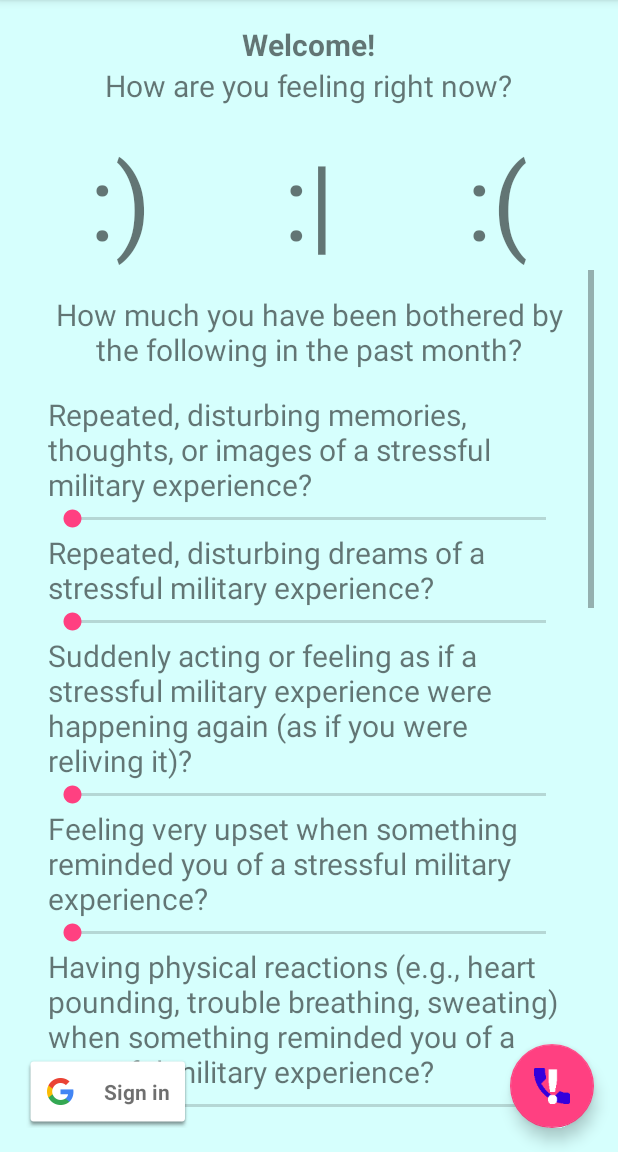
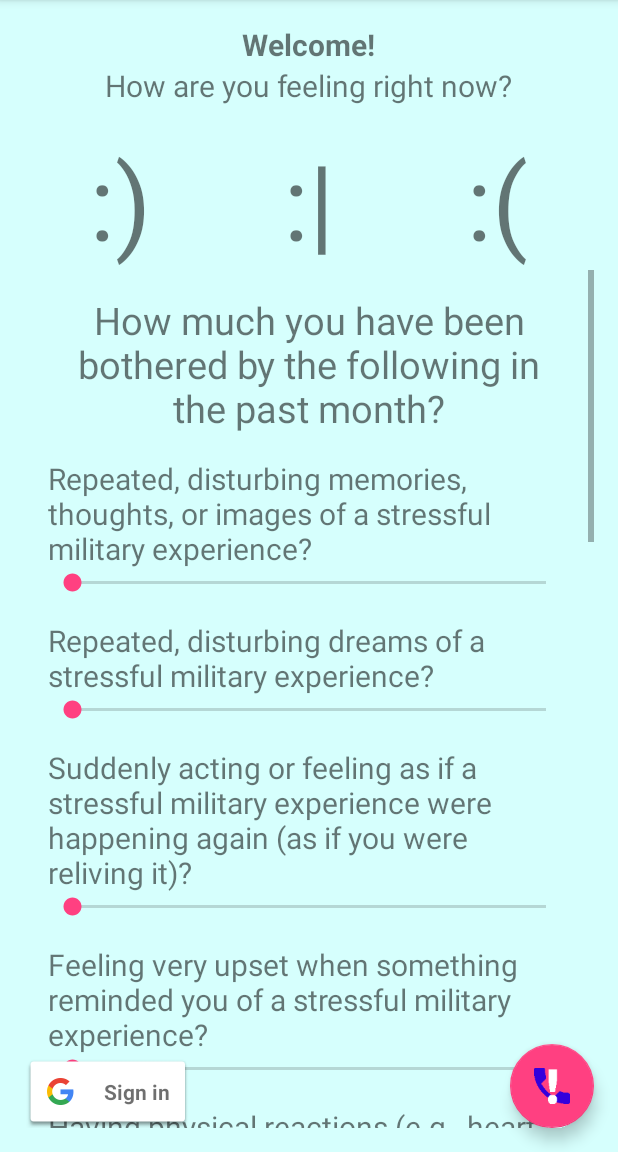
Before and after one commit to TylerCarberry/PTSD-Aid, an Android app: the fragment StressTestFragment placed in its activity, on a phone screen of 412 x 824 dp, the part 84-1236 px from its top. Run offline under Robolectric (Android 15) with nearby library versions, the phone set to English and light mode, and no system bars; our stand-ins replace Volley; network calls fail.

Commit message:
Adjusted layout for PTSD test
The initial prompt is in a larger text size and there is a gap between
each of the questions. The submit button now says submit.

In the drawer Stress Test has been renamed to PTSD Test.

```diff
--- a/app/src/main/java/com/tytanapps/ptsd/StressTestFragment.java
+++ b/app/src/main/java/com/tytanapps/ptsd/StressTestFragment.java
@@ -101,6 +101,8 @@ public class StressTestFragment extends Fragment {
         }
 
         Button submitButton = new Button(getActivity());
+        submitButton.setText("Submit");
+        submitButton.setLayoutParams(new ViewGroup.LayoutParams(ViewGroup.LayoutParams.WRAP_CONTENT, ViewGroup.LayoutParams.WRAP_CONTENT));
         submitButton.setOnClickListener(new View.OnClickListener() {
             @Override
             public void onClick(View v) {
--- a/app/src/main/res/layout/fragment_stress_test.xml
+++ b/app/src/main/res/layout/fragment_stress_test.xml
@@ -13,7 +13,10 @@
         <FrameLayout
             android:layout_width="match_parent"
             android:layout_height="wrap_content"
-            android:padding="@dimen/activity_vertical_margin">
+            android:paddingTop="@dimen/activity_vertical_margin"
+            android:paddingLeft="@dimen/activity_horizontal_margin"
+            android:paddingRight="@dimen/activity_horizontal_margin"
+            android:paddingBottom="50dp">
 
             <LinearLayout
                 android:id="@+id/questions_linearlayout"
@@ -28,7 +31,7 @@
                     android:layout_marginBottom="@dimen/activity_vertical_margin"
                     android:gravity="center_horizontal"
                     android:text="@string/stress_prompt"
-                    android:textSize="20sp"/>
+                    android:textSize="25sp" />
 
 
             </LinearLayout>
--- a/app/src/main/res/layout/question_box.xml
+++ b/app/src/main/res/layout/question_box.xml
@@ -3,7 +3,8 @@
     xmlns:android="http://schemas.android.com/apk/res/android"
     android:orientation="vertical"
     android:layout_width="match_parent"
-    android:layout_height="match_parent">
+    android:layout_height="match_parent"
+    android:paddingBottom="@dimen/activity_vertical_margin">
 
     <TextView
         android:id="@+id/stress_question_textview"
--- a/app/src/main/res/values/strings.xml
+++ b/app/src/main/res/values/strings.xml
@@ -11,7 +11,7 @@
     <string name="nav_website">Website</string>
     <string name="Resources">Resources</string>
     <string name="nav_manage">Manage</string>
-    <string name="nav_test">Stress Test</string>
+    <string name="nav_test">PTSD Test</string>
 
     <string name="phone_veterans_crisis_line">1-800-273-8255</string>
     <string name="phone_suicide_lifeline">1-800-273-8255</string>
```
